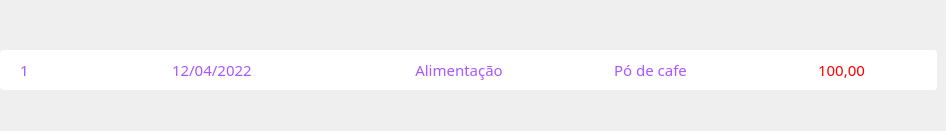
Above: System/fileUI/barraMovimentação.ui from NdondaDaniel2020/ControleFinanceiro before the change. Below: the same form after it.
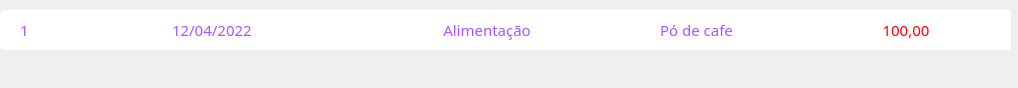
That is the form after the change.

Commit message: adicionei a barra de tmovcimentação

What changed in the file:
```diff
--- a/System/fileUI/barraMovimentação.ui
+++ b/System/fileUI/barraMovimentação.ui
@@ -6,8 +6,8 @@
    <rect>
     <x>0</x>
     <y>0</y>
-    <width>946</width>
-    <height>131</height>
+    <width>1018</width>
+    <height>88</height>
    </rect>
   </property>
   <property name="windowTitle">
@@ -17,8 +17,8 @@
    <property name="geometry">
     <rect>
      <x>0</x>
-     <y>50</y>
-     <width>937</width>
+     <y>10</y>
+     <width>1011</width>
      <height>40</height>
     </rect>
    </property>
@@ -143,7 +143,7 @@
         <number>0</number>
        </property>
        <item>
-        <widget class="QLabel" name="data">
+        <widget class="QLabel" name="data_2">
          <property name="maximumSize">
           <size>
            <width>16777215</width>
@@ -198,7 +198,7 @@
         <number>0</number>
        </property>
        <item>
-        <widget class="QLabel" name="categoria">
+        <widget class="QLabel" name="categoria_2">
          <property name="font">
           <font>
            <family>Segoe UI Semibold</family>
@@ -247,7 +247,31 @@
         <number>0</number>
        </property>
        <item>
-        <widget class="QLabel" name="produto">
+        <widget class="QFrame" name="frame_251">
+         <property name="styleSheet">
+          <string notr="true"/>
+         </property>
+         <property name="frameShape">
+          <enum>QFrame::StyledPanel</enum>
+         </property>
+         <property name="frameShadow">
+          <enum>QFrame::Raised</enum>
+         </property>
+         <layout class="QHBoxLayout" name="horizontalLayout_128">
+          <property name="leftMargin">
+           <number>0</number>
+          </property>
+          <property name="topMargin">
+           <number>0</number>
+          </property>
+          <property name="rightMargin">
+           <number>0</number>
+          </property>
+          <property name="bottomMargin">
+           <number>0</number>
+          </property>
+          <item>
+           <widget class="QLabel" name="complemento">
          <property name="font">
           <font>
            <family>Segoe UI Semibold</family>
@@ -268,6 +292,9 @@
       </layout>
      </widget>
     </item>
+      </layout>
+     </widget>
+    </item>
     <item>
      <widget class="QFrame" name="frame_199">
       <property name="styleSheet">
@@ -293,7 +320,7 @@
         <number>0</number>
        </property>
        <item>
-        <widget class="QLabel" name="valor">
+        <widget class="QLabel" name="label_223">
          <property name="font">
           <font>
            <family>Segoe UI Semibold</family>
```
Lines whose indentation alone changed are shown as unchanged. The commit also changes 10 other files.
